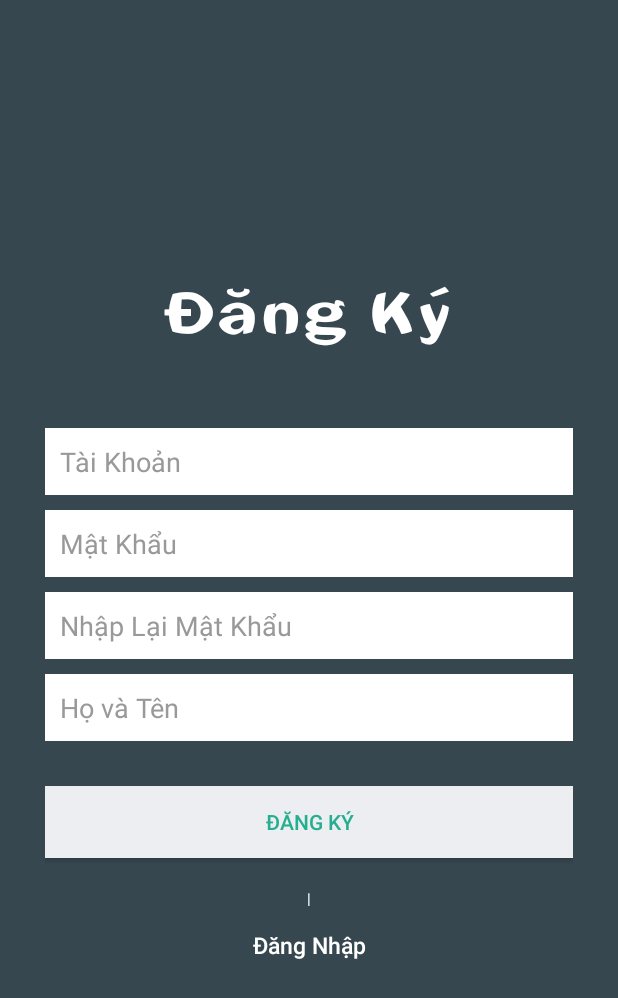
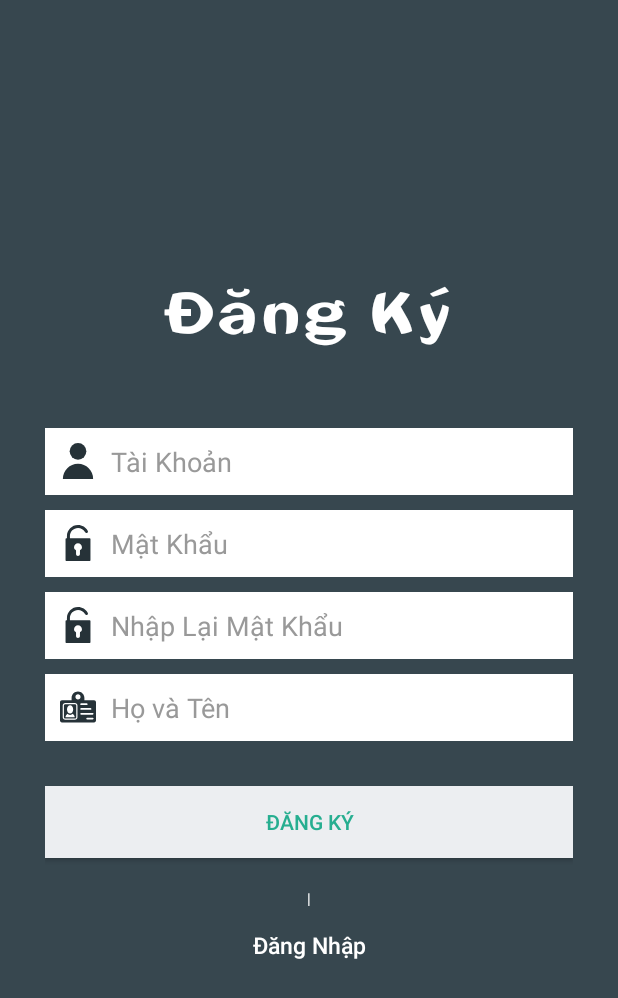
Before and after one commit to renaissance01/TruyenTranhVL, an Android app: the RegisterActivity screen opened directly, with no data from a screen before it, on a phone screen of 412 x 824 dp. Shown: the top 998 px of the screen. Run offline under Robolectric (Android 15) with nearby library versions, the phone set to English and light mode, and no system bars.

Commit message:
CODE 9
Custom login, register

```diff
--- /dev/null
+++ b/app/src/main/res/drawable/name.xml
@@ -0,0 +1,5 @@
+<vector android:height="24dp" android:viewportHeight="494.008"
+    android:viewportWidth="494.008" android:width="24dp" xmlns:android="http://schemas.android.com/apk/res/android">
+    <path android:fillColor="#263238" android:pathData="M467.4,154.8H334.9v-32.2c0,-48.5 -39.4,-87.9 -87.9,-87.9c-48.5,0 -87.9,39.3 -87.9,87.9v32.2H26.6C11.9,154.8 0,166.7 0,181.4v251.4c0,14.7 11.9,26.6 26.6,26.6h440.7c14.7,0 26.6,-11.9 26.6,-26.6V181.4C494,166.7 482.1,154.8 467.4,154.8zM430.9,274.1c0,6.8 -5.5,12.3 -12.4,12.3H290.4c-6.8,0 -12.3,-5.5 -12.3,-12.3c0,-6.8 5.5,-12.4 12.3,-12.4h128.1C425.3,261.8 430.9,267.3 430.9,274.1zM366.4,195.9c6.8,0 12.3,5.5 12.3,12.3c0,6.8 -5.5,12.4 -12.3,12.4h-76c-6.8,0 -12.3,-5.5 -12.3,-12.4c0,-6.8 5.5,-12.3 12.3,-12.3H366.4zM247,73c19.4,0 35.1,15.7 35.1,35.1c0,19.4 -15.7,35.1 -35.1,35.1c-19.4,0 -35.1,-15.7 -35.1,-35.1C211.9,88.7 227.6,73 247,73zM239.7,386.8c0,19.2 -15.6,34.9 -34.9,34.9H72.2c-19.2,0 -34.9,-15.6 -34.9,-34.9V227.3c0,-19.2 15.6,-34.9 34.9,-34.9h132.6c19.2,0 34.9,15.6 34.9,34.9V386.8zM448.7,418.2h-76c-6.8,0 -12.4,-5.5 -12.4,-12.4c0,-6.8 5.5,-12.4 12.4,-12.4h76c6.8,0 12.3,5.5 12.3,12.4C461.1,412.7 455.5,418.2 448.7,418.2zM448.7,352.4H290.4c-6.8,0 -12.3,-5.5 -12.3,-12.4c0,-6.8 5.5,-12.3 12.3,-12.3h158.3c6.8,0 12.3,5.5 12.3,12.3C461.1,346.8 455.5,352.4 448.7,352.4z"/>
+    <path android:fillColor="#263238" android:pathData="M204.9,208.9H72.2c-10.1,0 -18.4,8.3 -18.4,18.4v159.4c0,10.1 8.3,18.4 18.4,18.4h132.6c10.1,0 18.4,-8.2 18.4,-18.4V227.3C223.3,217.2 215,208.9 204.9,208.9zM138.5,223.8c23.5,0 42.5,25.1 42.5,55.9c0,30.9 -19.1,56 -42.5,56c-23.5,0 -42.5,-25.1 -42.5,-56C96,248.9 115.1,223.8 138.5,223.8zM200.2,386.3c-1.3,1.6 -3.2,2.4 -5.2,2.4H82.1c-2,0 -3.9,-0.9 -5.2,-2.4c-1.3,-1.5 -1.8,-3.6 -1.5,-5.6c2.8,-15.9 11.4,-29.4 23.4,-38.8c0.3,-0.2 0.6,-0.6 0.9,-0.9c10.8,10 24.2,16 38.8,16c14.6,0 28,-6 38.8,-16c0.3,0.3 0.6,0.6 0.9,0.9c11.9,9.4 20.5,22.9 23.3,38.8C202,382.8 201.4,384.8 200.2,386.3z"/>
+</vector>
--- /dev/null
+++ b/app/src/main/res/drawable/password.xml
@@ -0,0 +1,4 @@
+<vector android:height="24dp" android:viewportHeight="419.648"
+    android:viewportWidth="419.649" android:width="24dp" xmlns:android="http://schemas.android.com/apk/res/android">
+    <path android:fillColor="#263238" android:pathData="M346.1,154.6H115.7v-25.6c0,-51.9 42.2,-94.2 94.2,-94.2c35.1,0 67.1,19.4 83.5,50.5c4.5,8.5 15,11.8 23.5,7.3c8.5,-4.5 11.8,-15 7.3,-23.5C301.8,26.5 258,0 209.8,0C138.7,0 80.8,57.9 80.8,129v25.6h-7.2c-4.9,0 -9,4 -9,9v247.1c0,4.9 4,9 9,9h272.5c4.9,0 9,-4 9,-9V163.6C355.1,158.7 351,154.6 346.1,154.6zM232.6,299.9c0,5.7 0,37.7 0,37.7c0,12.6 -10.2,22.8 -22.8,22.8c-12.6,0 -22.8,-10.2 -22.8,-22.8c0,0 0,-32 0,-37.7c0,-12.1 -23.3,-11.4 -23.3,-40c0,-25.5 20.6,-46.1 46.1,-46.1s46.1,20.6 46.1,46.1C255.9,288.5 232.6,287.8 232.6,299.9z"/>
+</vector>
--- /dev/null
+++ b/app/src/main/res/drawable/username.xml
@@ -0,0 +1,5 @@
+<vector android:height="24dp" android:viewportHeight="258.75"
+    android:viewportWidth="258.75" android:width="24dp" xmlns:android="http://schemas.android.com/apk/res/android">
+    <path android:fillColor="#263238" android:pathData="M129.38,60m-60,0a60,60 0,1 1,120 0a60,60 0,1 1,-120 0"/>
+    <path android:fillColor="#263238" android:pathData="M129.38,150c-60.06,0 -108.75,48.69 -108.75,108.75h217.5C238.13,198.69 189.44,150 129.38,150z"/>
+</vector>
--- a/app/src/main/res/layout/activitry_theloai.xml
+++ b/app/src/main/res/layout/activitry_theloai.xml
@@ -34,9 +34,7 @@
         android:layout_width="match_parent"
         android:layout_height="match_parent"
         android:layout_above="@+id/btnLuu"
-        android:layout_below="@+id/searchView"
-
-        />
+        android:layout_below="@+id/searchView" />
 
     <Button
         android:id="@+id/btnLuu"
@@ -53,4 +51,5 @@
         android:textAllCaps="false"
         android:textColor="@android:color/white"
         android:textSize="17sp" />
+
 </RelativeLayout>
--- a/app/src/main/res/layout/activity_login.xml
+++ b/app/src/main/res/layout/activity_login.xml
@@ -47,6 +47,8 @@
             android:layout_height="wrap_content"
             android:layout_marginBottom="10dp"
             android:background="@color/white"
+            android:drawableLeft="@drawable/username"
+            android:drawablePadding="10dp"
             android:hint="Tài Khoản"
             android:inputType="textEmailAddress"
             android:padding="10dp"
@@ -59,6 +61,8 @@
             android:layout_height="wrap_content"
             android:layout_marginBottom="10dp"
             android:background="@color/white"
+            android:drawableLeft="@drawable/password"
+            android:drawablePadding="10dp"
             android:hint="Mật Khẩu"
             android:inputType="textPassword"
             android:padding="10dp"
--- a/app/src/main/res/layout/activity_register.xml
+++ b/app/src/main/res/layout/activity_register.xml
@@ -46,6 +46,8 @@
             android:layout_height="wrap_content"
             android:layout_marginBottom="10dp"
             android:background="@color/white"
+            android:drawableLeft="@drawable/username"
+            android:drawablePadding="10dp"
             android:hint="Tài Khoản"
             android:inputType="textEmailAddress"
             android:padding="10dp"
@@ -58,6 +60,8 @@
             android:layout_height="wrap_content"
             android:layout_marginBottom="10dp"
             android:background="@color/white"
+            android:drawableLeft="@drawable/password"
+            android:drawablePadding="10dp"
             android:hint="Mật Khẩu"
             android:inputType="textPassword"
             android:padding="10dp"
@@ -70,6 +74,8 @@
             android:layout_height="wrap_content"
             android:layout_marginBottom="10dp"
             android:background="@color/white"
+            android:drawableLeft="@drawable/password"
+            android:drawablePadding="10dp"
             android:hint="Nhập Lại Mật Khẩu"
             android:inputType="textPassword"
             android:padding="10dp"
@@ -82,6 +88,8 @@
             android:layout_height="wrap_content"
             android:layout_marginBottom="10dp"
             android:background="@color/white"
+            android:drawableLeft="@drawable/name"
+            android:drawablePadding="10dp"
             android:hint="Họ và Tên"
             android:padding="10dp"
             android:textColor="@color/input_login"
```
